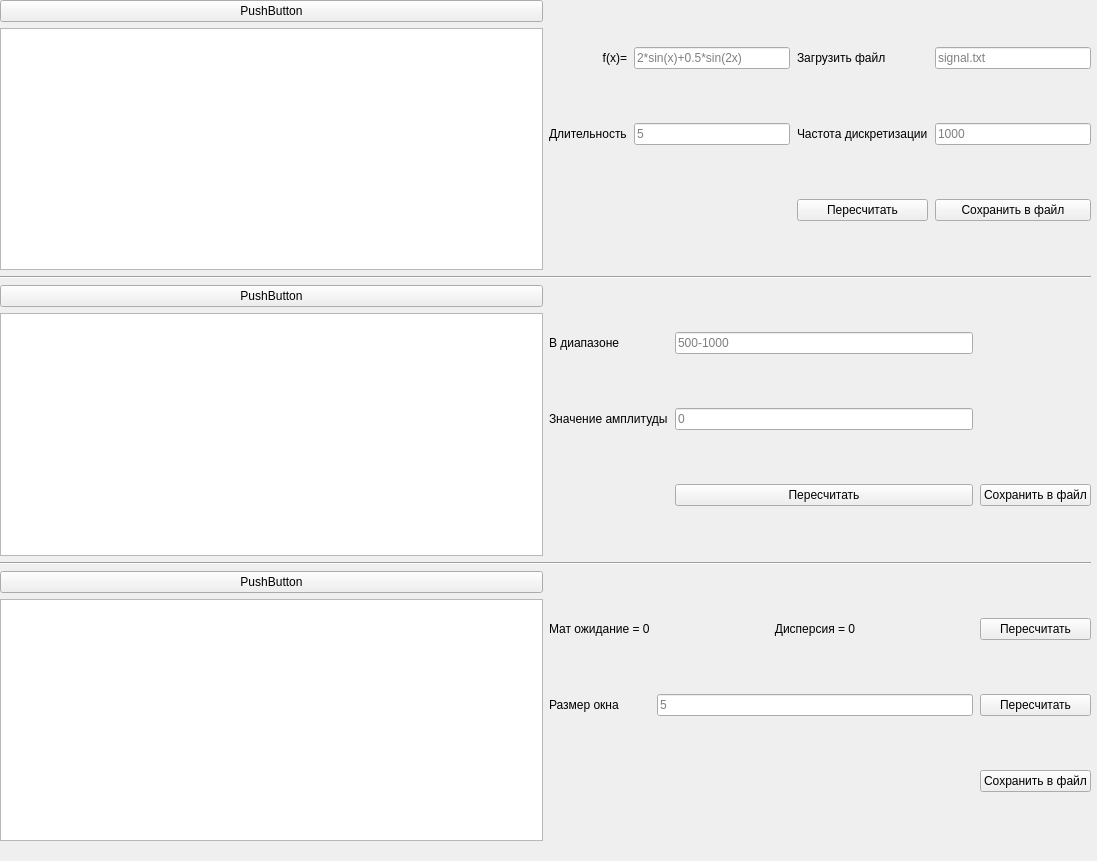
Old version of the form test.ui in the repository dd114/final-summer-project.
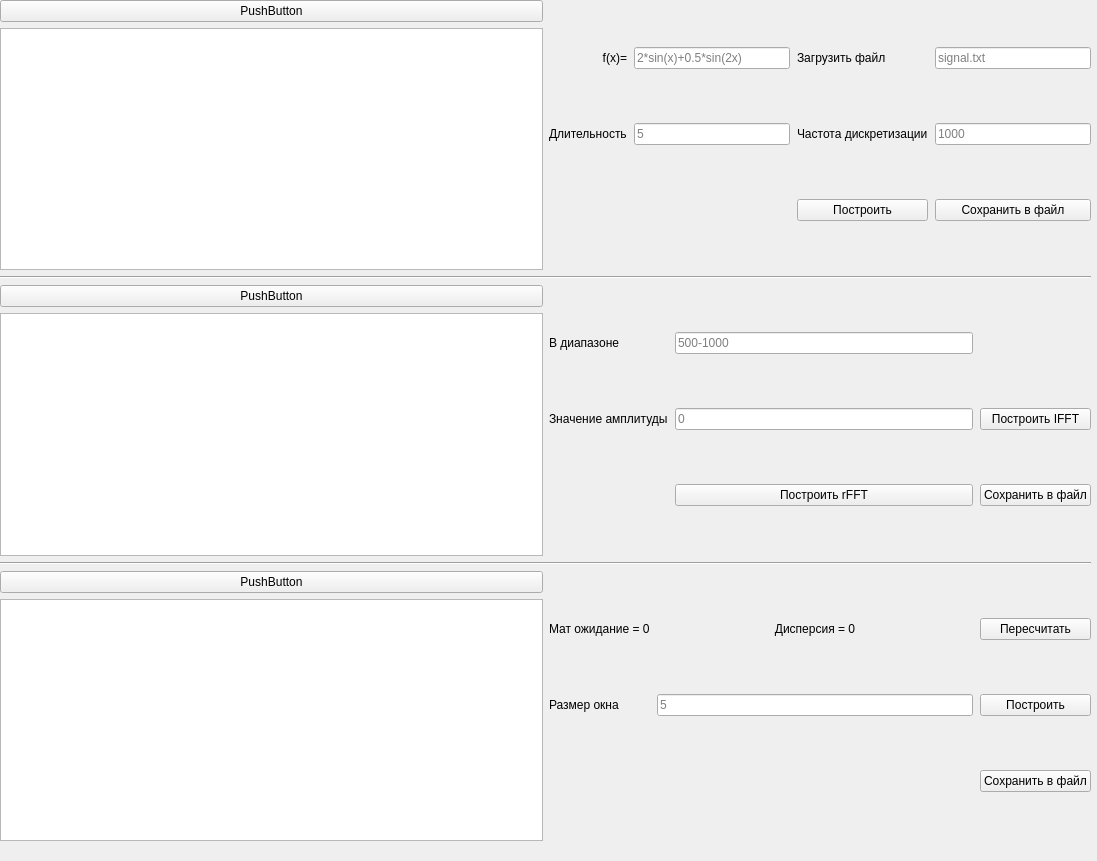
New version of the form.

Patch:
```diff
--- a/test.ui
+++ b/test.ui
@@ -153,7 +153,7 @@
          <item row="7" column="4">
           <widget class="QPushButton" name="pushButton_3">
            <property name="text">
-            <string>Пересчитать</string>
+            <string>Построить</string>
            </property>
           </widget>
          </item>
@@ -216,13 +216,6 @@
            </property>
           </widget>
          </item>
-         <item row="2" column="1">
-          <widget class="QPushButton" name="pushButton_4">
-           <property name="text">
-            <string>Пересчитать</string>
-           </property>
-          </widget>
-         </item>
          <item row="1" column="0">
           <widget class="QLabel" name="label_6">
            <property name="text">
@@ -237,6 +230,20 @@
            </property>
           </widget>
          </item>
+         <item row="2" column="1">
+          <widget class="QPushButton" name="pushButton_4">
+           <property name="text">
+            <string>Построить rFFT</string>
+           </property>
+          </widget>
+         </item>
+         <item row="1" column="2">
+          <widget class="QPushButton" name="pushButton_11">
+           <property name="text">
+            <string>Построить IFFT</string>
+           </property>
+          </widget>
+         </item>
         </layout>
        </item>
       </layout>
@@ -302,7 +309,7 @@
          <item row="1" column="2">
           <widget class="QPushButton" name="pushButton_7">
            <property name="text">
-            <string>Пересчитать</string>
+            <string>Построить</string>
            </property>
           </widget>
          </item>
```
Left out of the diff: 3 changed lines with no effect on the pictures.
